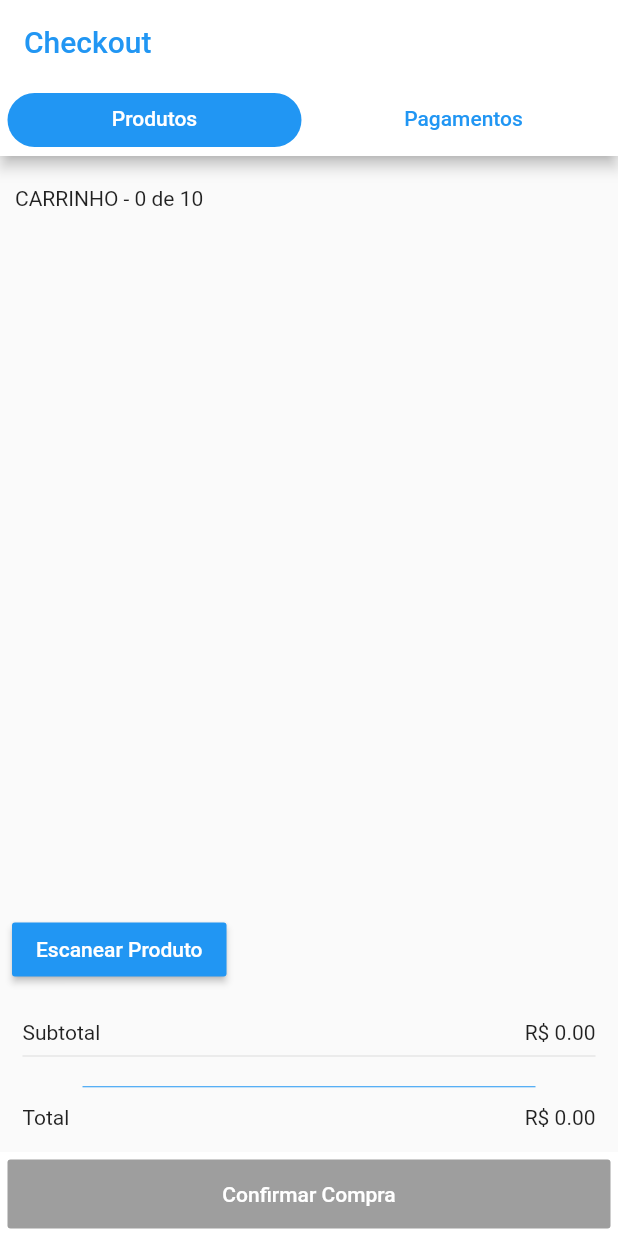
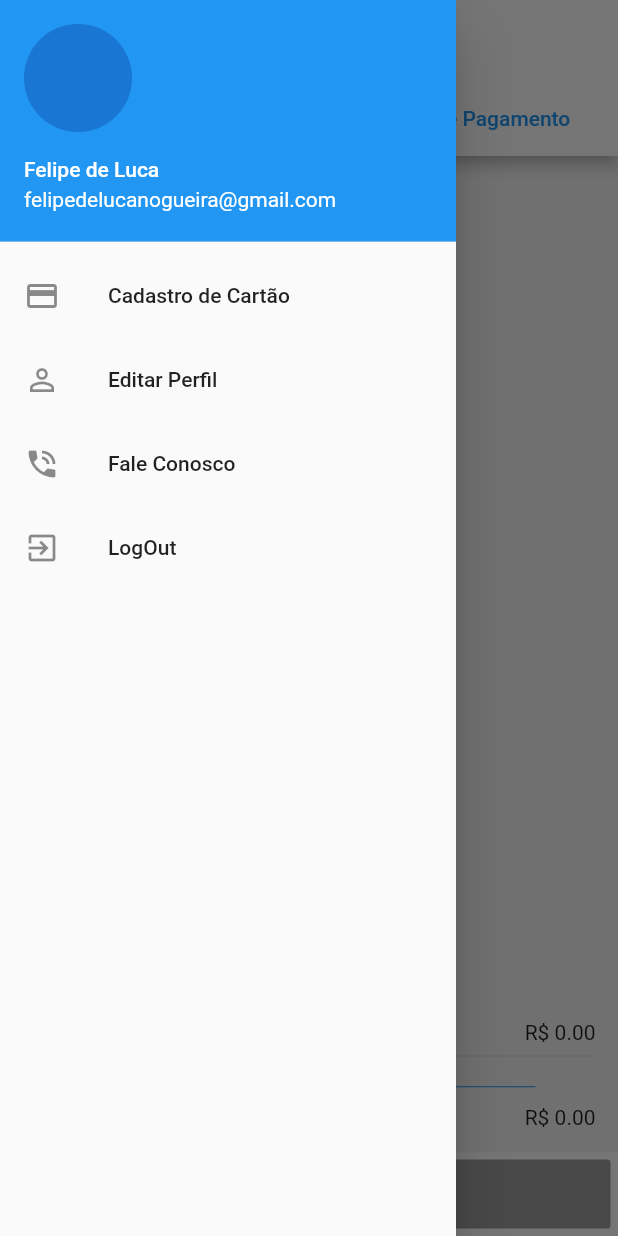
Before and after one commit to felipedelucanogueira/agilemarket, a Flutter app: the screen it shows after launch, with the side drawer open (before the commit the screen has no drawer), on a phone screen of 412 x 824 dp. Run offline on Flutter 3.47's test engine with Material 2 defaults, Android fonts, the phone set to English and light mode, and no system bars; our stand-ins replace bubble_tab_indicator; missing offline and left inert: barcode_scan.

Commit message:
criação das telas de cartao ,perfil e sobre

```diff
--- a/lib/ui/checkout_page.dart
+++ b/lib/ui/checkout_page.dart
@@ -1,3 +1,6 @@
+import 'package:agile_market/ui/contact_us_page.dart';
+import 'package:agile_market/ui/payment_add_pag.dart';
+import 'package:agile_market/ui/profile_page.dart';
 import 'package:barcode_scan/barcode_scan.dart';
 import 'package:bubble_tab_indicator/bubble_tab_indicator.dart';
 import 'package:flutter/cupertino.dart';
@@ -9,6 +12,7 @@ var random = Random.secure();
 final produtos = <Map<String, dynamic>>[
   {"codigo": "7899716311295", "nome_produto": "Pelicula iphone 7", "valor": 65.00},
   {"codigo": "7894900330014", "nome_produto": "Aquarius fresh", "valor": 3.50},
+  {"codigo": "7894900010015", "nome_produto": "Coca-cola Lata 350ml", "valor": 2.50},
 ];
 
 const MAX_PRODUTO = 10;
@@ -40,12 +44,14 @@ class _CheckoutState extends State<Checkout>
   Widget build(BuildContext context) {
     return Scaffold(
       appBar: AppBar(
+        iconTheme: IconThemeData(color: Colors.blue),
         centerTitle: false,
-        backgroundColor: Colors.white,
+        backgroundColor: Colors.white, //teste
         title: Text(
           'Checkout',
           style: TextStyle(color: Colors.blue),
         ),
+
         bottom: TabBar(
             indicatorSize: TabBarIndicatorSize.tab,
             unselectedLabelColor: Colors.blue,
@@ -59,9 +65,44 @@ class _CheckoutState extends State<Checkout>
                 text: "Produtos",
               ),
               Tab(
-                text: "Pagamentos",
+                text: "Metodo de Pagamento",
               )
             ]),
+      ),
+      drawer: Drawer(
+        child: ListView(
+          children: <Widget>[
+            UserAccountsDrawerHeader(
+              accountName: Text("Felipe de Luca"),
+              accountEmail: Text("felipedelucanogueira@gmail.com"),
+              currentAccountPicture: CircleAvatar(),
+            ),
+            ListTile(
+              title: Text("Cadastro de Cartão",),
+              leading: Icon(Icons.credit_card),
+              onTap: (){
+                Navigator.push(context, MaterialPageRoute(builder: (context) => Payment()));
+              },
+            ),ListTile(
+              title: Text("Editar Perfil"),
+              leading: Icon(Icons.person_outline),
+              onTap: (){
+                Navigator.push(context, MaterialPageRoute(builder: (context) => Profile()));
+              },
+            ),ListTile(
+              title: Text("Fale Conosco"),
+              leading: Icon(Icons.phone_in_talk),
+              onTap: (){
+                Navigator.push(context, MaterialPageRoute(builder: (context) => ContactUs()));
+              },
+            ),ListTile(
+              title: Text("LogOut"),
+              leading: Icon(Icons.exit_to_app),
+            ),
+          ],
+        ),
+
+
       ),
       body: TabBarView(
         physics: NeverScrollableScrollPhysics(),
@@ -131,6 +172,7 @@ class _CheckoutState extends State<Checkout>
         mainAxisAlignment: MainAxisAlignment.start,
         children: <Widget>[
           Container(
+
             padding: EdgeInsets.all(5),
             child: Column(
               mainAxisAlignment: MainAxisAlignment.start,
@@ -139,7 +181,10 @@ class _CheckoutState extends State<Checkout>
               children: <Widget>[],
             ),
           ),
+
+
           Padding(
+
             padding: EdgeInsets.symmetric(horizontal: 25),
             child: Text(
               nome_prod,
@@ -173,6 +218,7 @@ class _CheckoutState extends State<Checkout>
 
   Widget Scan_Product() {
     return Container(
+      color: Colors.grey[100],
       child: Column(
         crossAxisAlignment: CrossAxisAlignment.start,
         mainAxisSize: MainAxisSize.min,
@@ -182,9 +228,14 @@ class _CheckoutState extends State<Checkout>
             mainAxisAlignment: MainAxisAlignment.spaceBetween,
             children: <Widget>[
               Padding(
-                padding: EdgeInsets.only(left: 10, top: 20, bottom: 10),
+                padding: EdgeInsets.only(left: 10, top: 15, bottom: 15),
                 child:
-                    Text("CARRINHO - ${meusprodutos.length} de $MAX_PRODUTO"),
+               Row(
+                 children: <Widget>[
+                   Icon(Icons.shopping_cart,color: Colors.blue,),
+                   Text("  CARRINHO - ${meusprodutos.length} de $MAX_PRODUTO",style: TextStyle(fontWeight: FontWeight.bold),),
+                 ],
+               )
               ),
             ],
           ),
```
Also changed, not shown: lib/ui/contact_us_page.dart (added, +19 -0 lines), lib/ui/payment_add_pag.dart (added, +20 -0 lines), lib/ui/profile_page.dart (added, +20 -0 lines).
